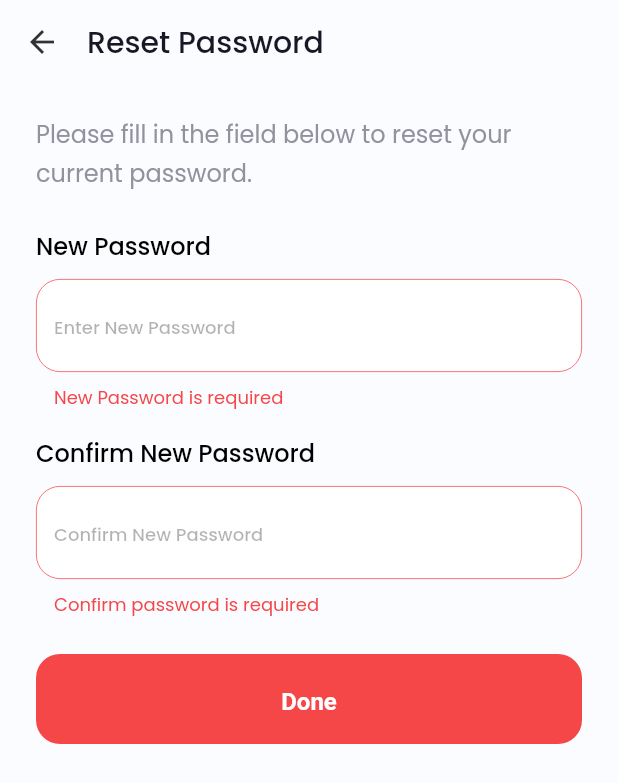
After one commit to Manuelkpatsu/fast_food_app, a Flutter app: the ResetPasswordScreen screen opened by its route, after a tap on "Done", on a phone screen of 412 x 824 dp. The commit adds this screen. Shown: the top 783 px of the screen. Run offline on Flutter 3.47's test engine with Material 2 defaults, Android fonts, the phone set to English and light mode, and no system bars; our stand-ins replace google_fonts.

Commit message:
Implement reset password screen

```diff
--- a/lib/router.dart
+++ b/lib/router.dart
@@ -3,6 +3,7 @@ import 'package:flutter/material.dart';
 import 'screen/auth/forgot_password/forgot_password_screen.dart';
 import 'screen/auth/login/login_screen.dart';
 import 'screen/auth/otp/otp_screen.dart';
+import 'screen/auth/reset_password/reset_password_screen.dart';
 import 'screen/auth/sign_up/sign_up_screen.dart';
 import 'screen/auth/welcome/welcome_screen.dart';
 
@@ -19,6 +20,8 @@ Route<dynamic> generateRoute(RouteSettings settings) {
       return MaterialPageRoute(builder: (_) => OtpScreen(email: email));
     case ForgotPasswordScreen.routeName:
       return MaterialPageRoute(builder: (_) => const ForgotPasswordScreen());
+    case ResetPasswordScreen.routeName:
+      return MaterialPageRoute(builder: (_) => const ResetPasswordScreen());
     default:
       return MaterialPageRoute(
         builder: (_) => Scaffold(
--- a/lib/screen/auth/forgot_password/forgot_password_screen.dart
+++ b/lib/screen/auth/forgot_password/forgot_password_screen.dart
@@ -1,8 +1,10 @@
+import 'package:fast_food_app/screen/auth/reset_password/reset_password_screen.dart';
 import 'package:fast_food_app/screen/widget/app_bar_title.dart';
 import 'package:fast_food_app/screen/widget/custom_button.dart';
 import 'package:fast_food_app/screen/widget/text_input_field.dart';
 import 'package:fast_food_app/utils/validator.dart';
 import 'package:flutter/material.dart';
+import 'package:fast_food_app/screen/router.dart' as router;
 
 import 'widget/enter_email_text.dart';
 import 'widget/forgot_password_info_text.dart';
@@ -60,7 +62,7 @@ class _ForgotPasswordScreenState extends State<ForgotPasswordScreen> {
                 CustomButton(
                   onPressed: () {
                     if (_forgotPasswordFormKey.currentState!.validate()) {
-                      debugPrint('forgot password screen');
+                      router.Router.pushNamed(ResetPasswordScreen.routeName);
                     }
                   },
                   widget: const Text('Next'),
--- /dev/null
+++ b/lib/screen/auth/reset_password/reset_password_screen.dart
@@ -0,0 +1,95 @@
+import 'package:fast_food_app/screen/auth/sign_up/widget/label_text.dart';
+import 'package:fast_food_app/screen/widget/app_bar_title.dart';
+import 'package:fast_food_app/screen/widget/custom_button.dart';
+import 'package:fast_food_app/screen/widget/password_input_field.dart';
+import 'package:fast_food_app/utils/validator.dart';
+import 'package:flutter/material.dart';
+
+import 'widget/reset_password_info_text.dart';
+
+class ResetPasswordScreen extends StatefulWidget {
+  static const routeName = '/reset_password';
+
+  const ResetPasswordScreen({Key? key}) : super(key: key);
+
+  @override
+  State<ResetPasswordScreen> createState() => _ResetPasswordScreenState();
+}
+
+class _ResetPasswordScreenState extends State<ResetPasswordScreen> {
+  final GlobalKey<FormState> _resetPasswordFormKey = GlobalKey<FormState>();
+  final TextEditingController _newPasswordController = TextEditingController();
+  final TextEditingController _confirmPasswordController = TextEditingController();
+
+  @override
+  void dispose() {
+    _newPasswordController.dispose();
+    _confirmPasswordController.dispose();
+    super.dispose();
+  }
+
+  @override
+  Widget build(BuildContext context) {
+    return Scaffold(
+      appBar: AppBar(
+        title: const AppBarTitle(title: 'Reset Password'),
+        titleSpacing: 2,
+        centerTitle: false,
+      ),
+      body: SingleChildScrollView(
+        keyboardDismissBehavior: ScrollViewKeyboardDismissBehavior.onDrag,
+        padding: const EdgeInsets.symmetric(horizontal: 24),
+        child: Form(
+          key: _resetPasswordFormKey,
+          autovalidateMode: AutovalidateMode.onUserInteraction,
+          child: Column(
+            crossAxisAlignment: CrossAxisAlignment.start,
+            children: [
+              const SizedBox(height: 20),
+              const ResetPasswordInfoText(),
+              const SizedBox(height: 24),
+              const LabelText(label: 'New Password'),
+              const SizedBox(height: 10),
+              PasswordInputField(
+                controller: _newPasswordController,
+                hintText: 'Enter New Password',
+                validator: Validator.newPassword,
+                inputAction: TextInputAction.next,
+              ),
+              const SizedBox(height: 16),
+              const LabelText(label: 'Confirm New Password'),
+              const SizedBox(height: 10),
+              PasswordInputField(
+                controller: _confirmPasswordController,
+                hintText: 'Confirm New Password',
+                validator: (String? value) {
+                  if (value!.isEmpty) {
+                    return 'Confirm password is required';
+                  }
+
+                  if (_newPasswordController.text.trim() !=
+                      _confirmPasswordController.text.trim()) {
+                    return "Passwords do not match";
+                  }
+
+                  return null;
+                },
+                inputAction: TextInputAction.done,
+              ),
+              const SizedBox(height: 24),
+              CustomButton(
+                onPressed: () {
+                  if (_resetPasswordFormKey.currentState!.validate()) {
+                    debugPrint('reset password screen');
+                  }
+                },
+                widget: const Text('Done'),
+              ),
+              const SizedBox(height: 100),
+            ],
+          ),
+        ),
+      ),
+    );
+  }
+}
--- /dev/null
+++ b/lib/screen/auth/reset_password/widget/reset_password_info_text.dart
@@ -0,0 +1,19 @@
+import 'package:fast_food_app/theme/custom_color.dart';
+import 'package:flutter/material.dart';
+
+class ResetPasswordInfoText extends StatelessWidget {
+  const ResetPasswordInfoText({Key? key}) : super(key: key);
+
+  @override
+  Widget build(BuildContext context) {
+    return const Text(
+      'Please fill in the field below to reset your current password.',
+      style: TextStyle(
+        color: CustomColor.greyColor,
+        fontSize: 16,
+        fontWeight: FontWeight.w400,
+        height: 1.63,
+      ),
+    );
+  }
+}
```
